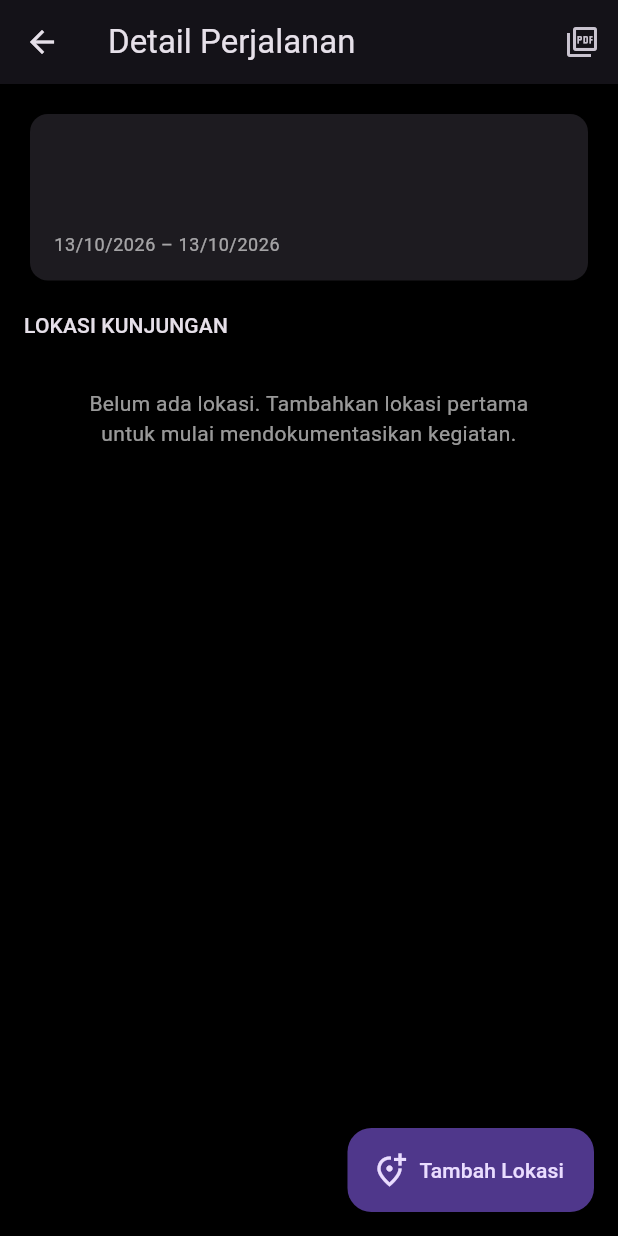
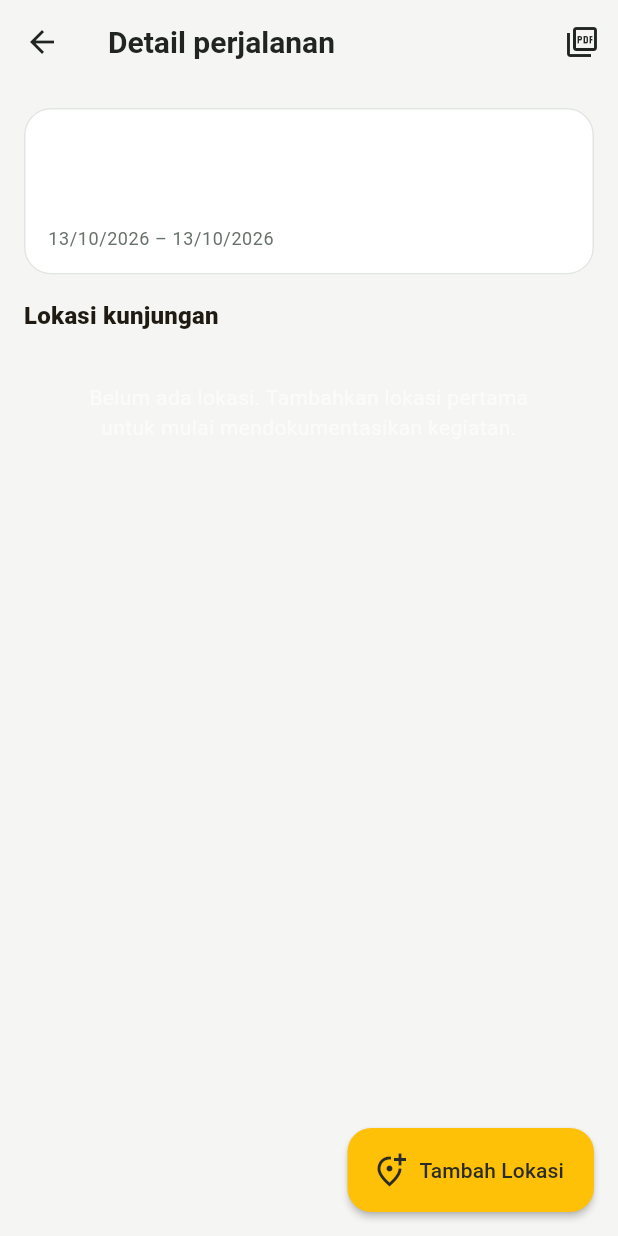
Before and after one commit to DedeAlmustaqim/kamloka_rebuild, a Flutter app: the ProTripDetailScreen screen opened directly with empty values, on a phone screen of 412 x 824 dp. Run offline on Flutter 3.47's test engine with Material 3 defaults, Android fonts, the light colour scheme and no system bars; our stand-ins replace camera, geolocator, get, native_device_orientation, pdf, permission_handler and 2 more; missing offline and left inert: gal; accounts and stored records are empty.

Commit message:
Apply light Pro theme to trip detail

```diff
--- a/lib/modules/pro/views/pro_trip_detail_screen.dart
+++ b/lib/modules/pro/views/pro_trip_detail_screen.dart
@@ -10,6 +10,7 @@ import '../models/trip.dart';
 import '../models/visit_location.dart';
 import '../services/pro_database_service.dart';
 import '../services/pro_pdf_export_service.dart';
+import '../theme/pro_theme.dart';
 import 'pro_location_detail_screen.dart';
 
 class ProTripDetailScreen extends StatefulWidget {
@@ -101,9 +102,10 @@ class _ProTripDetailScreenState extends State<ProTripDetailScreen> {
 
   @override
   Widget build(BuildContext context) {
-    return Scaffold(
-      appBar: AppBar(
-        title: const Text('Detail Perjalanan'),
+    return ProTheme.apply(
+      Scaffold(
+        appBar: AppBar(
+          title: const Text('Detail perjalanan'),
         actions: [
           IconButton(
             tooltip: 'Ekspor dokumentasi PDF',
@@ -149,7 +151,7 @@ class _ProTripDetailScreenState extends State<ProTripDetailScreen> {
                       const SizedBox(height: 8),
                       Text(
                         '${_dateLabel(widget.trip.startDate)} – ${_dateLabel(widget.trip.endDate)}',
-                        style: Theme.of(context).textTheme.bodySmall?.copyWith(color: Colors.white60),
+                        style: Theme.of(context).textTheme.bodySmall?.copyWith(color: ProTheme.secondaryText),
                       ),
                       if (widget.trip.assignmentNumber?.isNotEmpty == true) ...[
                         const SizedBox(height: 4),
@@ -160,7 +162,7 @@ class _ProTripDetailScreenState extends State<ProTripDetailScreen> {
                 ),
               ),
               const SizedBox(height: 16),
-              Text('LOKASI KUNJUNGAN', style: Theme.of(context).textTheme.labelLarge),
+              Text('Lokasi kunjungan', style: Theme.of(context).textTheme.titleMedium?.copyWith(fontWeight: FontWeight.w800)),
               const SizedBox(height: 8),
               if (locations.isEmpty)
                 const Padding(
@@ -216,7 +218,7 @@ class _ProTripDetailScreenState extends State<ProTripDetailScreen> {
           );
         },
       ),
-    );
+    ));
   }
 }
 
```
